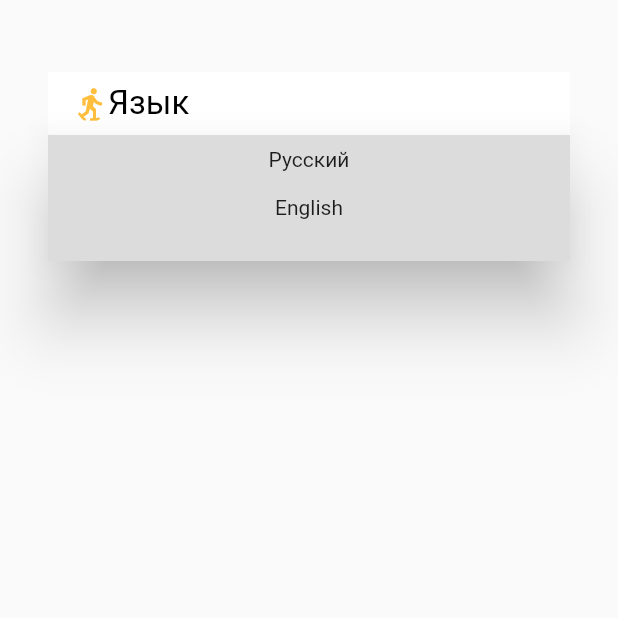
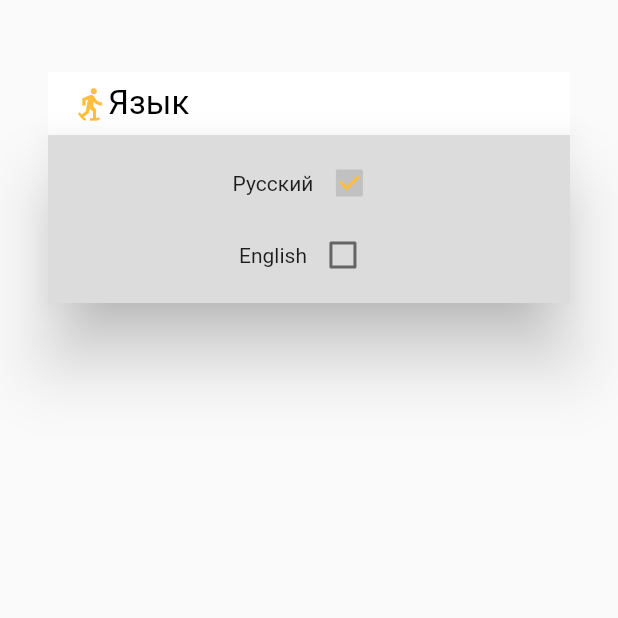
Before and after one commit to ZhdankovAlex/CheckBox, a Flutter app: the screen it shows after launch, after a tap on "Язык", on a phone screen of 412 x 824 dp, the top half of it. Run offline on Flutter 3.47's test engine with Material 2 defaults, Android fonts, the phone set to English and light mode, and no system bars.

Commit message:
Stateful widgets were used. Checkboxes were add (need to update header of dropdown list!)

```diff
--- a/lib/custom_dropdown.dart
+++ b/lib/custom_dropdown.dart
@@ -2,8 +2,8 @@ import 'package:flutter/material.dart';
 
 class CustomDropdown extends StatefulWidget
 {
-  final String text;
-  const CustomDropdown({Key key, @required this.text}): super(key: key);
+  String text;
+  CustomDropdown({Key key, @required this.text}): super(key: key);
   @override
   _CustomDropdownState createState() => _CustomDropdownState();
 }
@@ -15,7 +15,6 @@ class _CustomDropdownState extends State<CustomDropdown>
   OverlayEntry floatingDropdown;
   IconData shevron = IconData(0xe5cc, fontFamily: 'MaterialIcons', matchTextDirection: true);
   double height, width, xPosition, yPosition;
-  //String currentLanguage = "Язык";
 
   @override
   void initState()
@@ -43,9 +42,7 @@ class _CustomDropdownState extends State<CustomDropdown>
         width: width,
         top: yPosition + height,
         height: 2 * height + 40,
-        child: DropDown(
-            itemHeight: height,
-          ),
+        child: DropDownState(itemHeight: height,),
       );
     });
   }
@@ -72,13 +69,12 @@ class _CustomDropdownState extends State<CustomDropdown>
               shevron = IconData(0xe5cf, fontFamily: 'MaterialIcons');
             }
           isDropdownOpened = !isDropdownOpened;
+          //Navigator.pop(context);
         });
       },
      child: Container(
       decoration:
-          BoxDecoration(
-            color:Colors.white,
-          ),
+          BoxDecoration(color:Colors.white,),
       padding: const EdgeInsets.symmetric(horizontal:16, vertical:8),
       child:
         Row
@@ -94,49 +90,34 @@ class _CustomDropdownState extends State<CustomDropdown>
   }
 }
 
-class DropDown extends StatelessWidget
+class DropDownState extends StatefulWidget
 {
   final double itemHeight;
-  const DropDown({Key key, this.itemHeight}): super(key:key);
+  DropDownState({Key key, this.itemHeight}): super(key: key);
+  @override
+  DropDown createState() => DropDown();
+}
+
+class DropDown extends State<DropDownState>
+{
+  @override
+  void initState()
+  {
+    super.initState();
+  }
+
   @override
   Widget build(BuildContext context)
   {
     return Column(
       children: <Widget>[
-        /*SizedBox(height: 5,),
-        Align(
-          alignment: Alignment(-0.9, 0),
-          child: ClipPath(
-            clipper:
-              ArrowClipper(),
-            child:
-              Container(
-              height: 20,
-              width: 30,
-              decoration:
-                BoxDecoration(
-                  color: Colors.black12,
-                ),
-              ),
-          ),
-        ),*/
         Material(
           elevation: 20,
           child: Container(
-            height: 2 * itemHeight,
-            decoration: BoxDecoration(
-              color: Colors.black12,
-            ),
+            decoration: BoxDecoration(color: Colors.black12,),
             child: Column(
              children: <Widget>[
-              DropDownItem(
-                text: "Русский",
-                //checkbox!!!!!!!!!!!????????????????????
-              ),
-              DropDownItem(
-                text: "English",
-                //checkbox!!!!!!!!!!!????????????????????
-              ),
+               DropDownItemState(),
             ],
           ),
         ),
@@ -146,46 +127,72 @@ class DropDown extends StatelessWidget
   }
 }
 
-class DropDownItem extends StatelessWidget
+class DropDownItemState extends StatefulWidget
 {
-  final String text;
-  final bool isSelected;
+  bool isSelectedEnglish;
+  bool isSelectedRussian;
+  DropDownItemState({Key key,
+    this.isSelectedEnglish = false,
+    this.isSelectedRussian = true,
+  }): super (key: key);
+  @override
+  DropDownItem createState() => DropDownItem();
+}
 
-  const DropDownItem({Key key, this.text, this.isSelected}): super (key: key);
-
+class DropDownItem extends State<DropDownItemState>
+{
   @override
   Widget build(BuildContext context)
   {
     return Container(
-        decoration:
-        BoxDecoration(),
         padding: const EdgeInsets.symmetric(horizontal:16, vertical:8),
         child:
-        Row(mainAxisAlignment: MainAxisAlignment.center,
+        Column(mainAxisAlignment: MainAxisAlignment.center,
           children: <Widget>[
-            Text (text),
-
+            //Russian checkbox
+            Row(mainAxisAlignment: MainAxisAlignment.center,
+              children: <Widget>[
+                Text ("Русский"),
+                Theme(data: ThemeData(unselectedWidgetColor: Colors.black54,),
+                  child: Checkbox(value: widget.isSelectedRussian,
+                    checkColor: const Color(0xffffbe3b),
+                    activeColor: Colors.black12,
+                    onChanged: (bool value)
+                    {
+                      setState(()
+                      {
+                        widget.isSelectedEnglish = !value;
+                        widget.isSelectedRussian = value;
+                        //Navigator.push(context, new MaterialPageRoute(builder: (context) => new CustomDropdown(text: "Язык")));
+                      });
+                    },
+                  ),
+                ),
+              ],
+            ),
+            //English checkbox
+            Row(mainAxisAlignment: MainAxisAlignment.center,
+              children: <Widget>[
+                Text ("English"),
+                Theme(data: ThemeData(unselectedWidgetColor: Colors.black54,),
+                  child: Checkbox(value: widget.isSelectedEnglish,
+                    checkColor: const Color(0xffffbe3b),
+                    activeColor: Colors.black12,
+                    onChanged: (bool value)
+                    {
+                      setState(()
+                      {
+                        widget.isSelectedEnglish = value;
+                        widget.isSelectedRussian = !value;
+                        //Navigator.push(context, new MaterialPageRoute(builder: (context) => new CustomDropdown(text: "Language")));
+                      });
+                    },
+                  ),
+                ),
+              ],
+            ),
           ],
         ),
     );
   }
 }
-
-/*class ArrowClipper extends CustomClipper<Path>
-{
-  @override
-  Path getClip(Size size)
-  {
-   Path path = Path();
-   path.moveTo(0, size.height);
-   path.lineTo(size.width/2, 0);
-   path.lineTo(size.width, size.height);
-   return path;
-  }
-
-  @override
-  bool shouldReclip(CustomClipper<Path> oldClipper)
-  {
-
-  }
-}*/
--- a/lib/main.dart
+++ b/lib/main.dart
@@ -2,83 +2,32 @@ import 'package:checkbox/custom_dropdown.dart';
 import 'package:flutter/cupertino.dart';
 import 'package:flutter/material.dart';
 
-void main() => runApp(MaterialApp(home: MyApp()));
+void main() => runApp(MaterialApp(home: MyAppState()));
 
-class MyApp extends StatelessWidget
+class MyAppState extends StatefulWidget
 {
+  @override
+  MyApp createState() => MyApp();
+}
+
+class MyApp extends State<MyAppState>
+{
+  String currentLanguage = "Язык";
+
   @override
   Widget build(BuildContext context)
   {
     return MaterialApp
     (
-      title: 'Flutter Demo',
+      title: 'Dropdown checkbox',
       debugShowCheckedModeBanner: false,
       theme: ThemeData(primarySwatch: Colors.grey),
       home: Scaffold(
           body: Padding(
             padding: const EdgeInsets.only(top: 48.0, left: 32.0, right: 32.0),
-            child: CustomDropdown(text: "Язык"),
+            child: CustomDropdown(text: currentLanguage),
           )
         )
     );
   }
-    /*return Scaffold
-      (
-        appBar: AppBar(title: Text('Checkbox'),
-                       centerTitle: true,
-                       backgroundColor: const Color(0xffffbe3b)),
-        body: Center(child: Column(mainAxisAlignment: MainAxisAlignment.center,
-                      children:<Widget>
-                      [
-                        Column(mainAxisAlignment: MainAxisAlignment.center,
-                        children: <Widget>
-                        [
-                          Text (currentLanguage,
-                                style: new TextStyle(color: Colors.black
-                                                     )),
-                          //Russian checkbox
-                          Row(mainAxisAlignment: MainAxisAlignment.center,
-                          children: <Widget>[
-                            Text ("Русский"),
-                            Theme(data: ThemeData(unselectedWidgetColor: Colors.black54,),
-                                  child: Checkbox(value: russianVal,
-                                    checkColor: const Color(0xffffbe3b),
-                                    activeColor: Colors.black12,
-                                    onChanged: (bool value)
-                                    {
-                                      setState(()
-                                      {
-                                        englishVal = !value;
-                                        russianVal = value;
-                                        currentLanguage = "Язык";
-                                      });
-                                    },
-                                   ),
-                                  ),
-                          ],),
-                          //English checkbox
-                          Row(mainAxisAlignment: MainAxisAlignment.center,
-                            children: <Widget>[
-                              Text ("English"),
-                              Theme(data: ThemeData(unselectedWidgetColor: Colors.black54,),
-                                child: Checkbox(value: englishVal,
-                                  checkColor: const Color(0xffffbe3b),
-                                  activeColor: Colors.black12,
-                                  onChanged: (bool value)
-                                  {
-                                    setState(()
-                                    {
-                                      englishVal = value;
-                                      russianVal = !value;
-                                      currentLanguage = "Language";
-                                    });
-                                  },
-                                ),
-                              ),
-                            ],)
-                        ])
-                      ],),
-                    ),
-      );
-  }*/
 }
```
